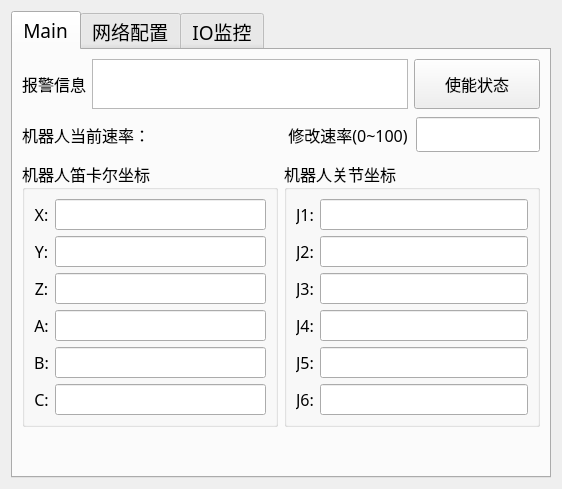
duanyifei777/TCPClint, file mywindow.ui: the form before one commit.
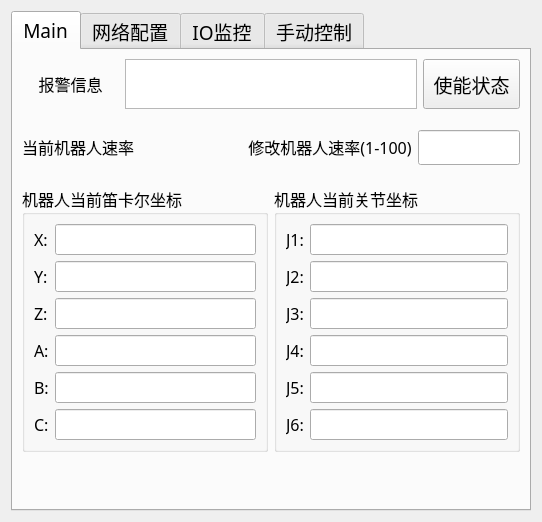
The form after the commit. The open tabs and pages were chosen to show the change.

Commit message: 版本4 （加入手动控制功能，包含六轴笛卡尔运动与关节运动）

The edit to the form file:
```diff
--- a/mywindow.ui
+++ b/mywindow.ui
@@ -6,15 +6,13 @@
    <rect>
     <x>0</x>
     <y>0</y>
-    <width>562</width>
-    <height>489</height>
+    <width>539</width>
+    <height>522</height>
    </rect>
   </property>
   <property name="windowTitle">
    <string>Form</string>
   </property>
-  <layout class="QGridLayout" name="gridLayout">
-   <item row="0" column="0">
     <layout class="QVBoxLayout" name="verticalLayout">
      <item>
       <widget class="QTabWidget" name="tabWidget">
@@ -31,201 +29,15 @@
         <attribute name="title">
          <string>Main</string>
         </attribute>
-        <layout class="QGridLayout" name="gridLayout_3">
-         <item row="4" column="0">
-          <widget class="QGroupBox" name="CartgroupBox">
-           <property name="font">
-            <font>
-             <family>微软雅黑</family>
-             <pointsize>12</pointsize>
-            </font>
-           </property>
-           <property name="title">
-            <string>机器人笛卡尔坐标</string>
-           </property>
            <layout class="QGridLayout" name="gridLayout_2">
-            <item row="0" column="0">
-             <widget class="QLabel" name="label_6">
-              <property name="text">
-               <string>&lt;html&gt;&lt;head/&gt;&lt;body&gt;&lt;p align=&quot;center&quot;&gt;X:&lt;/p&gt;&lt;/body&gt;&lt;/html&gt;</string>
-              </property>
-             </widget>
-            </item>
-            <item row="0" column="1">
-             <widget class="QLineEdit" name="xlineEdit">
-              <property name="readOnly">
-               <bool>true</bool>
-              </property>
-             </widget>
-            </item>
-            <item row="1" column="0">
-             <widget class="QLabel" name="label_7">
-              <property name="text">
-               <string>&lt;html&gt;&lt;head/&gt;&lt;body&gt;&lt;p align=&quot;center&quot;&gt;Y:&lt;/p&gt;&lt;/body&gt;&lt;/html&gt;</string>
-              </property>
-             </widget>
-            </item>
-            <item row="1" column="1">
-             <widget class="QLineEdit" name="ylineEdit">
-              <property name="readOnly">
-               <bool>true</bool>
-              </property>
-             </widget>
-            </item>
-            <item row="2" column="0">
-             <widget class="QLabel" name="label_8">
-              <property name="text">
-               <string>&lt;html&gt;&lt;head/&gt;&lt;body&gt;&lt;p align=&quot;center&quot;&gt;Z:&lt;/p&gt;&lt;/body&gt;&lt;/html&gt;</string>
-              </property>
-             </widget>
-            </item>
-            <item row="2" column="1">
-             <widget class="QLineEdit" name="zlineEdit">
-              <property name="readOnly">
-               <bool>true</bool>
-              </property>
-             </widget>
-            </item>
-            <item row="3" column="0">
-             <widget class="QLabel" name="label_9">
-              <property name="text">
-               <string>&lt;html&gt;&lt;head/&gt;&lt;body&gt;&lt;p align=&quot;center&quot;&gt;A:&lt;/p&gt;&lt;/body&gt;&lt;/html&gt;</string>
-              </property>
-             </widget>
-            </item>
-            <item row="3" column="1">
-             <widget class="QLineEdit" name="alineEdit">
-              <property name="readOnly">
-               <bool>true</bool>
-              </property>
-             </widget>
-            </item>
-            <item row="4" column="0">
-             <widget class="QLabel" name="label_11">
-              <property name="text">
-               <string>&lt;html&gt;&lt;head/&gt;&lt;body&gt;&lt;p align=&quot;center&quot;&gt;B:&lt;/p&gt;&lt;/body&gt;&lt;/html&gt;</string>
-              </property>
-             </widget>
-            </item>
-            <item row="4" column="1">
-             <widget class="QLineEdit" name="blineEdit">
-              <property name="readOnly">
-               <bool>true</bool>
-              </property>
-             </widget>
-            </item>
-            <item row="5" column="0">
-             <widget class="QLabel" name="label_10">
-              <property name="text">
-               <string>&lt;html&gt;&lt;head/&gt;&lt;body&gt;&lt;p align=&quot;center&quot;&gt;C:&lt;/p&gt;&lt;/body&gt;&lt;/html&gt;</string>
-              </property>
-             </widget>
-            </item>
-            <item row="5" column="1">
-             <widget class="QLineEdit" name="clineEdit">
-              <property name="readOnly">
-               <bool>true</bool>
-              </property>
-             </widget>
-            </item>
-           </layout>
-          </widget>
-         </item>
-         <item row="5" column="0" colspan="2">
-          <spacer name="verticalSpacer_2">
-           <property name="orientation">
-            <enum>Qt::Vertical</enum>
-           </property>
-           <property name="sizeType">
-            <enum>QSizePolicy::Expanding</enum>
-           </property>
-           <property name="sizeHint" stdset="0">
-            <size>
-             <width>20</width>
-             <height>117</height>
-            </size>
-           </property>
-          </spacer>
-         </item>
-         <item row="2" column="0" colspan="2">
-          <layout class="QHBoxLayout" name="horizontalLayout_3" stretch="1,1,1,1">
-           <property name="sizeConstraint">
-            <enum>QLayout::SetDefaultConstraint</enum>
-           </property>
-           <property name="topMargin">
-            <number>0</number>
-           </property>
-           <item>
-            <widget class="QLabel" name="label_3">
-             <property name="minimumSize">
-              <size>
-               <width>0</width>
-               <height>40</height>
-              </size>
-             </property>
-             <property name="font">
-              <font>
-               <family>微软雅黑</family>
-               <pointsize>12</pointsize>
-              </font>
-             </property>
-             <property name="text">
-              <string>&lt;html&gt;&lt;head/&gt;&lt;body&gt;&lt;p align=&quot;center&quot;&gt;机器人当前速率：&lt;/p&gt;&lt;/body&gt;&lt;/html&gt;</string>
-             </property>
-            </widget>
-           </item>
-           <item>
-            <widget class="QLabel" name="showSpeedlabel">
-             <property name="minimumSize">
-              <size>
-               <width>0</width>
-               <height>30</height>
-              </size>
-             </property>
-             <property name="text">
-              <string>&lt;html&gt;&lt;head/&gt;&lt;body&gt;&lt;p align=&quot;center&quot;&gt;&lt;br/&gt;&lt;/p&gt;&lt;/body&gt;&lt;/html&gt;</string>
-             </property>
-            </widget>
-           </item>
-           <item>
-            <widget class="QLabel" name="label_4">
-             <property name="minimumSize">
-              <size>
-               <width>0</width>
-               <height>40</height>
-              </size>
-             </property>
-             <property name="font">
-              <font>
-               <family>微软雅黑</family>
-               <pointsize>12</pointsize>
-              </font>
-             </property>
-             <property name="text">
-              <string>&lt;html&gt;&lt;head/&gt;&lt;body&gt;&lt;p align=&quot;center&quot;&gt;修改速率(0~100)&lt;/p&gt;&lt;/body&gt;&lt;/html&gt;</string>
-             </property>
-            </widget>
-           </item>
-           <item>
-            <widget class="QLineEdit" name="changeSpeedlineEdit">
-             <property name="minimumSize">
-              <size>
-               <width>0</width>
-               <height>30</height>
-              </size>
-             </property>
-            </widget>
-           </item>
-          </layout>
-         </item>
          <item row="0" column="0" colspan="2">
-          <layout class="QHBoxLayout" name="horizontalLayout_4" stretch="1,5,2">
+        <layout class="QHBoxLayout" name="horizontalLayout_3" stretch="1,3,1">
            <item>
-            <widget class="QLabel" name="label_5">
+          <widget class="QLabel" name="label_3">
              <property name="minimumSize">
               <size>
                <width>0</width>
-               <height>40</height>
+             <height>30</height>
               </size>
              </property>
              <property name="font">
@@ -241,34 +53,21 @@
            </item>
            <item>
             <widget class="QTextBrowser" name="warningtextBrowser">
-             <property name="sizePolicy">
-              <sizepolicy hsizetype="Expanding" vsizetype="Minimum">
-               <horstretch>0</horstretch>
-               <verstretch>0</verstretch>
-              </sizepolicy>
+           <property name="enabled">
+            <bool>true</bool>
              </property>
              <property name="minimumSize">
               <size>
                <width>0</width>
-               <height>10</height>
+             <height>50</height>
               </size>
              </property>
              <property name="maximumSize">
               <size>
                <width>16777215</width>
-               <height>16777215</height>
-              </size>
-             </property>
-             <property name="html">
-              <string>&lt;!DOCTYPE HTML PUBLIC &quot;-//W3C//DTD HTML 4.0//EN&quot; &quot;http://www.w3.org/TR/REC-html40/strict.dtd&quot;&gt;
-&lt;html&gt;&lt;head&gt;&lt;meta name=&quot;qrichtext&quot; content=&quot;1&quot; /&gt;&lt;meta charset=&quot;utf-8&quot; /&gt;&lt;style type=&quot;text/css&quot;&gt;
-p, li { white-space: pre-wrap; }
-hr { height: 1px; border-width: 0; }
-li.unchecked::marker { content: &quot;\2610&quot;; }
-li.checked::marker { content: &quot;\2612&quot;; }
-&lt;/style&gt;&lt;/head&gt;&lt;body style=&quot; font-family:'微软雅黑'; font-size:14pt; font-weight:400; font-style:normal;&quot;&gt;
-&lt;p align=&quot;center&quot; style=&quot;-qt-paragraph-type:empty; margin-top:0px; margin-bottom:0px; margin-left:0px; margin-right:0px; -qt-block-indent:0; text-indent:0px;&quot;&gt;&lt;br /&gt;&lt;/p&gt;&lt;/body&gt;&lt;/html&gt;</string>
-             </property>
+             <height>60</height>
+            </size>
+           </property>
             </widget>
            </item>
            <item>
@@ -279,12 +78,6 @@
                <height>50</height>
               </size>
              </property>
-             <property name="font">
-              <font>
-               <family>微软雅黑</family>
-               <pointsize>12</pointsize>
-              </font>
-             </property>
              <property name="text">
               <string>使能状态</string>
              </property>
@@ -297,35 +90,180 @@
            <property name="orientation">
             <enum>Qt::Vertical</enum>
            </property>
-           <property name="sizeType">
-            <enum>QSizePolicy::Expanding</enum>
-           </property>
            <property name="sizeHint" stdset="0">
             <size>
-             <width>518</width>
-             <height>8</height>
+           <width>488</width>
+           <height>45</height>
             </size>
            </property>
           </spacer>
          </item>
+       <item row="2" column="0" colspan="2">
+        <layout class="QHBoxLayout" name="horizontalLayout_4" stretch="1,1,1,1">
+         <item>
+          <widget class="QLabel" name="label_4">
+           <property name="minimumSize">
+            <size>
+             <width>0</width>
+             <height>30</height>
+            </size>
+           </property>
+           <property name="font">
+            <font>
+             <family>微软雅黑</family>
+             <pointsize>12</pointsize>
+            </font>
+           </property>
+           <property name="text">
+            <string>&lt;html&gt;&lt;head/&gt;&lt;body&gt;&lt;p align=&quot;center&quot;&gt;当前机器人速率&lt;/p&gt;&lt;/body&gt;&lt;/html&gt;</string>
+           </property>
+          </widget>
+         </item>
+         <item>
+          <widget class="QLabel" name="showSpeedlabel">
+           <property name="text">
+            <string/>
+           </property>
+          </widget>
+         </item>
+         <item>
+          <widget class="QLabel" name="label_6">
+           <property name="minimumSize">
+            <size>
+             <width>0</width>
+             <height>30</height>
+            </size>
+           </property>
+           <property name="font">
+            <font>
+             <family>微软雅黑</family>
+             <pointsize>12</pointsize>
+            </font>
+           </property>
+           <property name="text">
+            <string>&lt;html&gt;&lt;head/&gt;&lt;body&gt;&lt;p align=&quot;center&quot;&gt;修改机器人速率(1-100)&lt;/p&gt;&lt;/body&gt;&lt;/html&gt;</string>
+           </property>
+          </widget>
+         </item>
+         <item>
+          <widget class="QLineEdit" name="changeSpeedlineEdit"/>
+         </item>
+        </layout>
+       </item>
          <item row="3" column="0" colspan="2">
           <spacer name="verticalSpacer_3">
            <property name="orientation">
             <enum>Qt::Vertical</enum>
            </property>
-           <property name="sizeType">
-            <enum>QSizePolicy::Expanding</enum>
-           </property>
            <property name="sizeHint" stdset="0">
             <size>
-             <width>518</width>
-             <height>7</height>
+           <width>488</width>
+           <height>44</height>
             </size>
            </property>
           </spacer>
          </item>
+       <item row="4" column="0">
+        <widget class="QGroupBox" name="groupBox">
+         <property name="font">
+          <font>
+           <family>微软雅黑</family>
+           <pointsize>12</pointsize>
+          </font>
+         </property>
+         <property name="title">
+          <string>机器人当前笛卡尔坐标</string>
+         </property>
+         <layout class="QGridLayout" name="gridLayout">
+          <item row="0" column="1">
+           <widget class="QLineEdit" name="xlineEdit">
+            <property name="readOnly">
+             <bool>true</bool>
+            </property>
+           </widget>
+          </item>
+          <item row="5" column="0">
+           <widget class="QLabel" name="label_10">
+            <property name="text">
+             <string>C:</string>
+            </property>
+           </widget>
+          </item>
+          <item row="0" column="0">
+           <widget class="QLabel" name="label_5">
+            <property name="text">
+             <string>X:</string>
+            </property>
+           </widget>
+          </item>
+          <item row="2" column="0">
+           <widget class="QLabel" name="label_7">
+            <property name="text">
+             <string>Z:</string>
+            </property>
+           </widget>
+          </item>
+          <item row="3" column="0">
+           <widget class="QLabel" name="label_8">
+            <property name="text">
+             <string>A:</string>
+            </property>
+           </widget>
+          </item>
+          <item row="4" column="0">
+           <widget class="QLabel" name="label_9">
+            <property name="text">
+             <string>B:</string>
+            </property>
+           </widget>
+          </item>
+          <item row="1" column="0">
+           <widget class="QLabel" name="label_11">
+            <property name="text">
+             <string>Y:</string>
+            </property>
+           </widget>
+          </item>
+          <item row="1" column="1">
+           <widget class="QLineEdit" name="ylineEdit">
+            <property name="readOnly">
+             <bool>true</bool>
+            </property>
+           </widget>
+          </item>
+          <item row="2" column="1">
+           <widget class="QLineEdit" name="zlineEdit">
+            <property name="readOnly">
+             <bool>true</bool>
+            </property>
+           </widget>
+          </item>
+          <item row="3" column="1">
+           <widget class="QLineEdit" name="alineEdit">
+            <property name="readOnly">
+             <bool>true</bool>
+            </property>
+           </widget>
+          </item>
          <item row="4" column="1">
-          <widget class="QGroupBox" name="JointgroupBox">
+           <widget class="QLineEdit" name="blineEdit">
+            <property name="readOnly">
+             <bool>true</bool>
+            </property>
+           </widget>
+          </item>
+          <item row="5" column="1">
+           <widget class="QLineEdit" name="clineEdit">
+            <property name="readOnly">
+             <bool>true</bool>
+            </property>
+           </widget>
+          </item>
+         </layout>
+        </widget>
+       </item>
+       <item row="4" column="1">
+        <widget class="QGroupBox" name="groupBox_2">
            <property name="font">
             <font>
              <family>微软雅黑</family>
@@ -333,13 +271,13 @@
             </font>
            </property>
            <property name="title">
-            <string>机器人关节坐标</string>
+          <string>机器人当前关节坐标</string>
            </property>
            <layout class="QFormLayout" name="formLayout">
             <item row="0" column="0">
              <widget class="QLabel" name="label_12">
               <property name="text">
-               <string>&lt;html&gt;&lt;head/&gt;&lt;body&gt;&lt;p align=&quot;center&quot;&gt;J1:&lt;/p&gt;&lt;/body&gt;&lt;/html&gt;</string>
+             <string>J1:</string>
               </property>
              </widget>
             </item>
@@ -351,9 +289,9 @@
              </widget>
             </item>
             <item row="1" column="0">
-             <widget class="QLabel" name="label_14">
+           <widget class="QLabel" name="label_13">
               <property name="text">
-               <string>&lt;html&gt;&lt;head/&gt;&lt;body&gt;&lt;p align=&quot;center&quot;&gt;J2:&lt;/p&gt;&lt;/body&gt;&lt;/html&gt;</string>
+             <string>J2:</string>
               </property>
              </widget>
             </item>
@@ -365,9 +303,9 @@
              </widget>
             </item>
             <item row="2" column="0">
-             <widget class="QLabel" name="label_15">
+           <widget class="QLabel" name="label_16">
               <property name="text">
-               <string>&lt;html&gt;&lt;head/&gt;&lt;body&gt;&lt;p align=&quot;center&quot;&gt;J3:&lt;/p&gt;&lt;/body&gt;&lt;/html&gt;</string>
+             <string>J3:</string>
               </property>
              </widget>
             </item>
@@ -379,9 +317,9 @@
              </widget>
             </item>
             <item row="3" column="0">
-             <widget class="QLabel" name="label_13">
+           <widget class="QLabel" name="label_14">
               <property name="text">
-               <string>&lt;html&gt;&lt;head/&gt;&lt;body&gt;&lt;p align=&quot;center&quot;&gt;J4:&lt;/p&gt;&lt;/body&gt;&lt;/html&gt;</string>
+             <string>J4:</string>
               </property>
              </widget>
             </item>
@@ -393,9 +331,9 @@
              </widget>
             </item>
             <item row="4" column="0">
-             <widget class="QLabel" name="label_16">
+           <widget class="QLabel" name="label_15">
               <property name="text">
-               <string>&lt;html&gt;&lt;head/&gt;&lt;body&gt;&lt;p align=&quot;center&quot;&gt;J5:&lt;/p&gt;&lt;/body&gt;&lt;/html&gt;</string>
+             <string>J5:</string>
               </property>
              </widget>
             </item>
@@ -409,7 +347,7 @@
             <item row="5" column="0">
              <widget class="QLabel" name="label_17">
               <property name="text">
-               <string>&lt;html&gt;&lt;head/&gt;&lt;body&gt;&lt;p align=&quot;center&quot;&gt;J6:&lt;/p&gt;&lt;/body&gt;&lt;/html&gt;</string>
+             <string>J6:</string>
               </property>
              </widget>
             </item>
@@ -423,6 +361,19 @@
            </layout>
           </widget>
          </item>
+       <item row="5" column="0" colspan="2">
+        <spacer name="verticalSpacer_2">
+         <property name="orientation">
+          <enum>Qt::Vertical</enum>
+         </property>
+         <property name="sizeHint" stdset="0">
+          <size>
+           <width>498</width>
+           <height>78</height>
+          </size>
+         </property>
+        </spacer>
+       </item>
         </layout>
        </widget>
        <widget class="QWidget" name="tabNet">
@@ -605,9 +556,12 @@
          <string>IO监控</string>
         </attribute>
        </widget>
-      </widget>
-     </item>
-    </layout>
+     <widget class="QWidget" name="tabManual">
+      <attribute name="title">
+       <string>手动控制</string>
+      </attribute>
+     </widget>
+    </widget>
    </item>
   </layout>
  </widget>
```
Left out of the diff: 108 changed lines with no effect on the pictures. Lines whose indentation alone changed are shown as unchanged. The commit also changes 8 other files.
